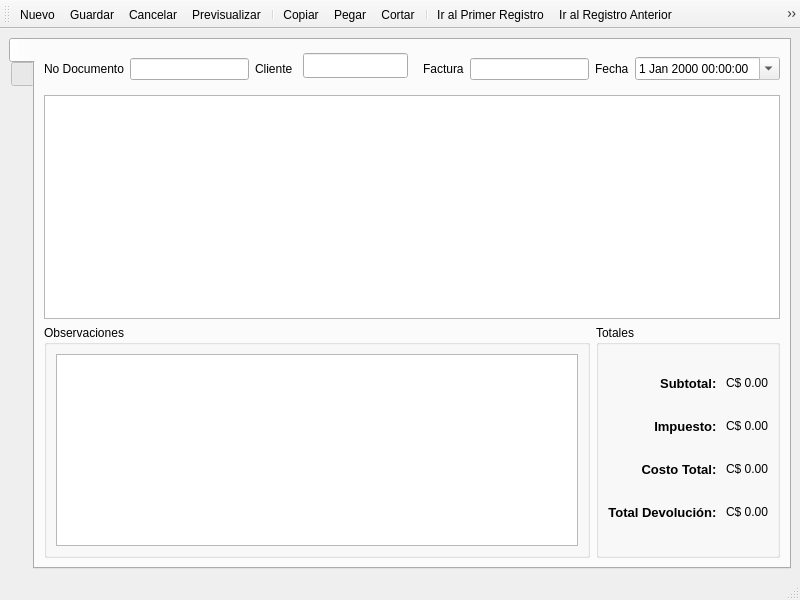
Old version of the form src/ui/devolucion.ui in the repository armonge/EsquipulasPy.
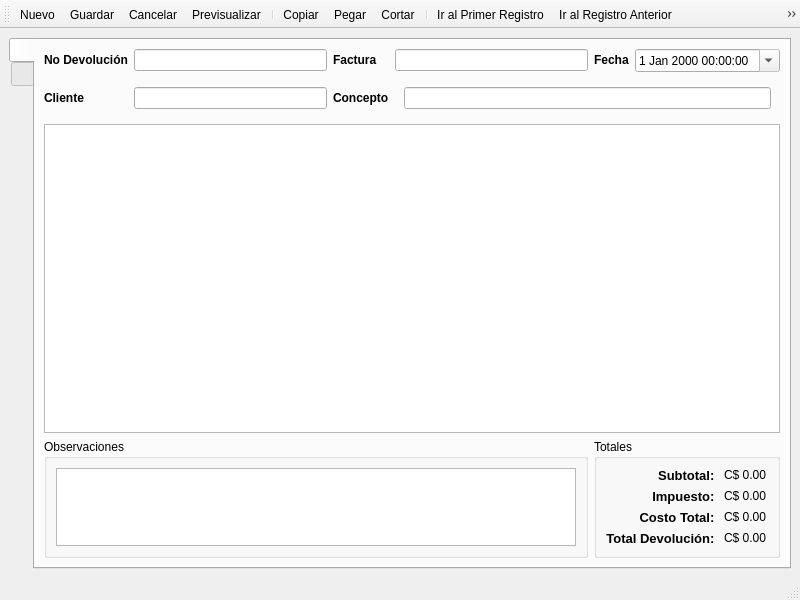
New version of the form. The open tabs and pages were chosen to show the change. Icons and pictures are not drawn.

Commit message: - Por fin devoluciones contempla el kardex, si una factura no ha salido de bodega no se puede hacer una devolución.

Diff of the .ui file:
```diff
--- a/src/ui/devolucion.ui
+++ b/src/ui/devolucion.ui
@@ -35,9 +35,7 @@
         <string notr="true"/>
        </attribute>
        <layout class="QGridLayout" name="gridLayout">
-        <item row="0" column="0" colspan="2">
-         <layout class="QHBoxLayout" name="horizontalLayout_2">
-          <item>
+        <item row="0" column="0">
            <widget class="QLabel" name="label_2">
             <property name="sizePolicy">
              <sizepolicy hsizetype="Preferred" vsizetype="Fixed">
@@ -46,14 +44,18 @@
              </sizepolicy>
             </property>
             <property name="text">
-             <string>No Documento</string>
+           <string>&lt;!DOCTYPE HTML PUBLIC &quot;-//W3C//DTD HTML 4.0//EN&quot; &quot;http://www.w3.org/TR/REC-html40/strict.dtd&quot;&gt;
+&lt;html&gt;&lt;head&gt;&lt;meta name=&quot;qrichtext&quot; content=&quot;1&quot; /&gt;&lt;style type=&quot;text/css&quot;&gt;
+p, li { white-space: pre-wrap; }
+&lt;/style&gt;&lt;/head&gt;&lt;body style=&quot; font-family:'Sans Serif'; font-size:9pt; font-weight:400; font-style:normal;&quot;&gt;
+&lt;p style=&quot; margin-top:0px; margin-bottom:0px; margin-left:0px; margin-right:0px; -qt-block-indent:0; text-indent:0px;&quot;&gt;&lt;span style=&quot; font-weight:600;&quot;&gt;No Devolución&lt;/span&gt;&lt;/p&gt;&lt;/body&gt;&lt;/html&gt;</string>
             </property>
             <property name="buddy">
              <cstring>txtDocumentNumber</cstring>
             </property>
            </widget>
           </item>
-          <item>
+        <item row="0" column="1">
            <widget class="QLineEdit" name="txtDocumentNumber">
             <property name="sizePolicy">
              <sizepolicy hsizetype="Expanding" vsizetype="Fixed">
@@ -66,58 +68,7 @@
             </property>
            </widget>
           </item>
-          <item>
-           <widget class="QLabel" name="label_3">
-            <property name="sizePolicy">
-             <sizepolicy hsizetype="Preferred" vsizetype="Fixed">
-              <horstretch>0</horstretch>
-              <verstretch>0</verstretch>
-             </sizepolicy>
-            </property>
-            <property name="text">
-             <string>Cliente</string>
-            </property>
-            <property name="buddy">
-             <cstring>txtBill</cstring>
-            </property>
-           </widget>
-          </item>
-          <item>
-           <widget class="QStackedWidget" name="stackedWidget">
-            <property name="sizePolicy">
-             <sizepolicy hsizetype="Preferred" vsizetype="Fixed">
-              <horstretch>0</horstretch>
-              <verstretch>0</verstretch>
-             </sizepolicy>
-            </property>
-            <property name="currentIndex">
-             <number>1</number>
-            </property>
-            <widget class="QWidget" name="page_5">
-             <layout class="QVBoxLayout" name="verticalLayout_3">
-              <item>
-               <widget class="QComboBox" name="cbClient"/>
-              </item>
-             </layout>
-            </widget>
-            <widget class="QWidget" name="page_6">
-             <widget class="QLineEdit" name="txtClient">
-              <property name="geometry">
-               <rect>
-                <x>4</x>
-                <y>4</y>
-                <width>105</width>
-                <height>25</height>
-               </rect>
-              </property>
-              <property name="readOnly">
-               <bool>true</bool>
-              </property>
-             </widget>
-            </widget>
-           </widget>
-          </item>
-          <item>
+        <item row="0" column="2">
            <widget class="QLabel" name="label_4">
             <property name="sizePolicy">
              <sizepolicy hsizetype="Preferred" vsizetype="Fixed">
@@ -126,14 +77,14 @@
              </sizepolicy>
             </property>
             <property name="text">
-             <string>Factura</string>
+           <string>&lt;b&gt;Factura&lt;/b&gt;</string>
             </property>
             <property name="buddy">
              <cstring>txtClient</cstring>
             </property>
            </widget>
           </item>
-          <item>
+        <item row="0" column="3">
            <widget class="QLineEdit" name="txtBill">
             <property name="sizePolicy">
              <sizepolicy hsizetype="Expanding" vsizetype="Fixed">
@@ -146,7 +97,7 @@
             </property>
            </widget>
           </item>
-          <item>
+        <item row="0" column="4">
            <widget class="QLabel" name="label_5">
             <property name="sizePolicy">
              <sizepolicy hsizetype="Preferred" vsizetype="Fixed">
@@ -155,14 +106,14 @@
              </sizepolicy>
             </property>
             <property name="text">
-             <string>Fecha</string>
+           <string>&lt;b&gt;Fecha&lt;/b&gt;</string>
             </property>
             <property name="buddy">
              <cstring>dtPicker</cstring>
             </property>
            </widget>
           </item>
-          <item>
+        <item row="0" column="5">
            <widget class="QDateTimeEdit" name="dtPicker">
             <property name="sizePolicy">
              <sizepolicy hsizetype="Minimum" vsizetype="Fixed">
@@ -178,23 +129,101 @@
             </property>
            </widget>
           </item>
-         </layout>
+        <item row="1" column="0">
+         <widget class="QLabel" name="label_3">
+          <property name="sizePolicy">
+           <sizepolicy hsizetype="Preferred" vsizetype="Fixed">
+            <horstretch>0</horstretch>
+            <verstretch>0</verstretch>
+           </sizepolicy>
+          </property>
+          <property name="text">
+           <string>&lt;b&gt;Cliente&lt;/b&gt;</string>
+          </property>
+          <property name="buddy">
+           <cstring>txtBill</cstring>
+          </property>
+         </widget>
         </item>
-        <item row="1" column="0" colspan="2">
-         <widget class="QTableView" name="tabledetails">
-          <property name="editTriggers">
-           <set>QAbstractItemView::NoEditTriggers</set>
+        <item row="1" column="1">
+         <widget class="QLineEdit" name="txtClient">
+          <property name="sizePolicy">
+           <sizepolicy hsizetype="Preferred" vsizetype="Fixed">
+            <horstretch>0</horstretch>
+            <verstretch>0</verstretch>
+           </sizepolicy>
           </property>
-          <attribute name="horizontalHeaderStretchLastSection">
+          <property name="readOnly">
            <bool>true</bool>
-          </attribute>
-          <attribute name="horizontalHeaderStretchLastSection">
+          </property>
+         </widget>
+        </item>
+        <item row="1" column="2">
+         <widget class="QLabel" name="label_6">
+          <property name="sizePolicy">
+           <sizepolicy hsizetype="Preferred" vsizetype="Fixed">
+            <horstretch>0</horstretch>
+            <verstretch>0</verstretch>
+           </sizepolicy>
+          </property>
+          <property name="text">
+           <string>&lt;!DOCTYPE HTML PUBLIC &quot;-//W3C//DTD HTML 4.0//EN&quot; &quot;http://www.w3.org/TR/REC-html40/strict.dtd&quot;&gt;
+&lt;html&gt;&lt;head&gt;&lt;meta name=&quot;qrichtext&quot; content=&quot;1&quot; /&gt;&lt;style type=&quot;text/css&quot;&gt;
+p, li { white-space: pre-wrap; }
+&lt;/style&gt;&lt;/head&gt;&lt;body style=&quot; font-family:'Sans Serif'; font-size:9pt; font-weight:400; font-style:normal;&quot;&gt;
+&lt;p style=&quot; margin-top:0px; margin-bottom:0px; margin-left:0px; margin-right:0px; -qt-block-indent:0; text-indent:0px;&quot;&gt;&lt;span style=&quot; font-weight:600;&quot;&gt;Concepto&lt;/span&gt;&lt;/p&gt;&lt;/body&gt;&lt;/html&gt;</string>
+          </property>
+          <property name="buddy">
+           <cstring>txtBill</cstring>
+          </property>
+         </widget>
+        </item>
+        <item row="1" column="3" colspan="3">
+         <widget class="QStackedWidget" name="swConcept">
+          <property name="sizePolicy">
+           <sizepolicy hsizetype="Preferred" vsizetype="Fixed">
+            <horstretch>0</horstretch>
+            <verstretch>0</verstretch>
+           </sizepolicy>
+          </property>
+          <property name="currentIndex">
+           <number>1</number>
+          </property>
+          <widget class="QWidget" name="page_7">
+           <layout class="QVBoxLayout" name="verticalLayout_4">
+            <item>
+             <widget class="QComboBox" name="cbConcept">
+              <property name="editable">
            <bool>true</bool>
-          </attribute>
-         </widget>
-        </item>
-        <item row="2" column="0">
+              </property>
+             </widget>
+            </item>
+           </layout>
+          </widget>
+          <widget class="QWidget" name="page_8">
+           <layout class="QHBoxLayout" name="horizontalLayout_3">
+            <item>
+             <widget class="QLineEdit" name="txtConcept">
+              <property name="readOnly">
+               <bool>true</bool>
+              </property>
+             </widget>
+            </item>
+           </layout>
+          </widget>
+         </widget>
+        </item>
+        <item row="3" column="0" colspan="4">
          <widget class="QGroupBox" name="groupBox_2">
+          <property name="sizePolicy">
+           <sizepolicy hsizetype="Preferred" vsizetype="Maximum">
+            <horstretch>0</horstretch>
+            <verstretch>1</verstretch>
+           </sizepolicy>
+          </property>
+          <property name="autoFillBackground">
+           <bool>false</bool>
+          </property>
           <property name="title">
            <string>Observaciones</string>
           </property>
@@ -205,7 +234,7 @@
               <bool>true</bool>
              </property>
              <property name="sizePolicy">
-              <sizepolicy hsizetype="Expanding" vsizetype="Minimum">
+              <sizepolicy hsizetype="Minimum" vsizetype="Maximum">
                <horstretch>0</horstretch>
                <verstretch>0</verstretch>
               </sizepolicy>
@@ -218,8 +247,14 @@
           </layout>
          </widget>
         </item>
-        <item row="2" column="1">
+        <item row="3" column="4" colspan="2">
          <widget class="QGroupBox" name="groupBox">
+          <property name="sizePolicy">
+           <sizepolicy hsizetype="Preferred" vsizetype="Maximum">
+            <horstretch>0</horstretch>
+            <verstretch>0</verstretch>
+           </sizepolicy>
+          </property>
           <property name="title">
            <string>Totales</string>
           </property>
@@ -371,6 +406,25 @@
           </layout>
          </widget>
         </item>
+        <item row="2" column="0" colspan="6">
+         <widget class="QTableView" name="tabledetails">
+          <property name="sizePolicy">
+           <sizepolicy hsizetype="Minimum" vsizetype="Minimum">
+            <horstretch>0</horstretch>
+            <verstretch>1</verstretch>
+           </sizepolicy>
+          </property>
+          <property name="editTriggers">
+           <set>QAbstractItemView::NoEditTriggers</set>
+          </property>
+          <attribute name="horizontalHeaderStretchLastSection">
+           <bool>true</bool>
+          </attribute>
+          <attribute name="horizontalHeaderStretchLastSection">
+           <bool>true</bool>
+          </attribute>
+         </widget>
+        </item>
        </layout>
       </widget>
       <widget class="QWidget" name="tabnavigation">
```
Left out of the diff: 4 changed lines with no effect on the pictures. Lines whose indentation alone changed are shown as unchanged. The commit also changes 21 other files.
